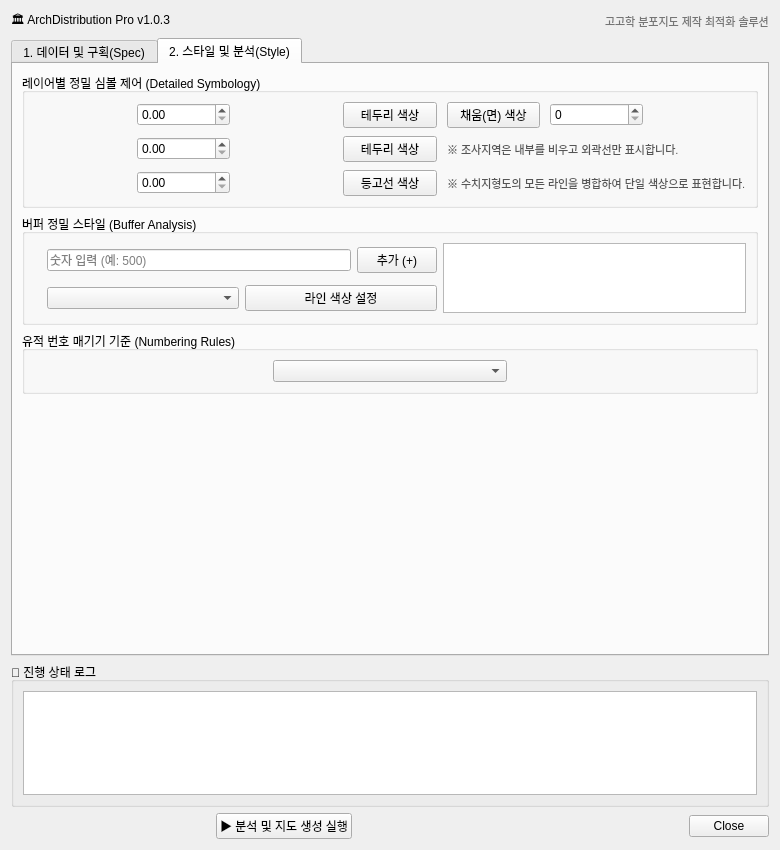
Qt form arch_distribution_dialog_base.ui (lzpxilfe/ArchDistribution) before a commit.
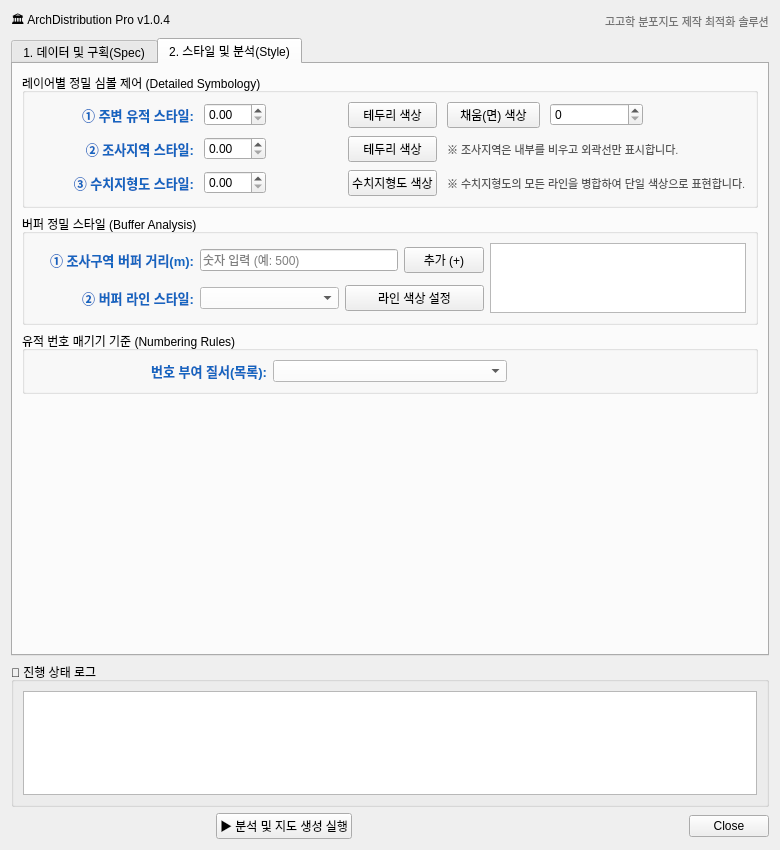
The same form after that commit. The open tabs and pages were chosen to show the change.

Commit message: UI Hotfix v1.0.4: Robust label visibility, inline CSS for contrast, corrected button text

Diff of the .ui file:
```diff
--- a/arch_distribution_dialog_base.ui
+++ b/arch_distribution_dialog_base.ui
@@ -11,21 +11,13 @@
    </rect>
   </property>
   <property name="windowTitle">
-   <string>ArchDistribution - 프리미엄 분포지도 엔진 (Pro v1.0.3)</string>
+   <string>ArchDistribution - 프리미엄 분포지도 엔진 (Pro v1.0.4)</string>
   </property>
   <styleSheet>
    <string notr="true">QDialog { background-color: #f5f5f5; }
 QGroupBox { font-size: 13px; font-weight: bold; border: 1px solid #c0c0c0; border-radius: 6px; margin-top: 20px; padding-top: 15px; background-color: #ffffff; }
 QGroupBox::title { subcontrol-origin: margin; left: 15px; padding: 0 5px; color: #333333; }
 QLabel { color: #333333; font-size: 11px; }
-/* FORCE LABEL VISIBILITY: Blue color, scalable font, explicit identification */
-QLabel#ld1, QLabel#ld2, QLabel#ld3, QLabel#ls1, QLabel#ls2, QLabel#ls3, QLabel#lb1, QLabel#lb2 { 
-    font-weight: bold; 
-    color: #1565c0; 
-    font-size: 13px; 
-    min-width: 160px; 
-    margin-right: 5px;
-}
 QLabel#lTitle { color: #2c3e50; font-size: 16px; font-weight: bold; }
 QPushButton#btnRun { 
   background-color: #2980b9; 
@@ -52,7 +44,7 @@
      <item>
       <widget class="QLabel" name="lTitle">
        <property name="text">
-        <string>🏛 ArchDistribution Pro v1.0.3</string>
+        <string>🏛 ArchDistribution Pro v1.0.4</string>
        </property>
       </widget>
      </item>
@@ -105,9 +97,21 @@
           </property>
           <item row="0" column="0">
            <widget class="QLabel" name="ld1">
+            <property name="minimumSize">
+             <size>
+              <width>160</width>
+              <height>0</height>
+             </size>
+            </property>
+            <property name="styleSheet">
+             <string notr="true">color: #1565c0; font-weight: bold; font-size: 13px;</string>
+            </property>
             <property name="text">
              <string>① 조사지역 선택 (기준):</string>
             </property>
+            <property name="alignment">
+             <set>Qt::AlignRight|Qt::AlignTrailing|Qt::AlignVCenter</set>
+            </property>
            </widget>
           </item>
           <item row="0" column="1">
@@ -124,9 +128,21 @@
           </item>
           <item row="1" column="0">
            <widget class="QLabel" name="ld2">
+            <property name="minimumSize">
+             <size>
+              <width>160</width>
+              <height>0</height>
+             </size>
+            </property>
+            <property name="styleSheet">
+             <string notr="true">color: #1565c0; font-weight: bold; font-size: 13px;</string>
+            </property>
             <property name="text">
              <string>② 수치지형도 (배경):</string>
             </property>
+            <property name="alignment">
+             <set>Qt::AlignRight|Qt::AlignTrailing|Qt::AlignVCenter</set>
+            </property>
            </widget>
           </item>
           <item row="1" column="1">
@@ -184,9 +200,21 @@
           </item>
           <item row="2" column="0">
            <widget class="QLabel" name="ld3">
+            <property name="minimumSize">
+             <size>
+              <width>160</width>
+              <height>0</height>
+             </size>
+            </property>
+            <property name="styleSheet">
+             <string notr="true">color: #1565c0; font-weight: bold; font-size: 13px;</string>
+            </property>
             <property name="text">
              <string>③ 주변 유적 (분석):</string>
             </property>
+            <property name="alignment">
+             <set>Qt::AlignRight|Qt::AlignTrailing|Qt::AlignVCenter</set>
+            </property>
            </widget>
           </item>
           <item row="2" column="1">
@@ -371,7 +399,21 @@
           </property>
           <item row="0" column="0">
            <widget class="QLabel" name="ls1">
-            <string>① 주변 유적 스타일:</string>
+            <property name="minimumSize">
+             <size>
+              <width>160</width>
+              <height>0</height>
+             </size>
+            </property>
+            <property name="styleSheet">
+             <string notr="true">color: #1565c0; font-weight: bold; font-size: 13px;</string>
+            </property>
+            <property name="text">
+             <string>① 주변 유적 스타일:</string>
+            </property>
+            <property name="alignment">
+             <set>Qt::AlignRight|Qt::AlignTrailing|Qt::AlignVCenter</set>
+            </property>
            </widget>
           </item>
           <item row="0" column="1">
@@ -414,7 +456,21 @@
           </item>
           <item row="1" column="0">
            <widget class="QLabel" name="ls2">
-            <string>② 조사지역 스타일:</string>
+            <property name="minimumSize">
+             <size>
+              <width>160</width>
+              <height>0</height>
+             </size>
+            </property>
+            <property name="styleSheet">
+             <string notr="true">color: #1565c0; font-weight: bold; font-size: 13px;</string>
+            </property>
+            <property name="text">
+             <string>② 조사지역 스타일:</string>
+            </property>
+            <property name="alignment">
+             <set>Qt::AlignRight|Qt::AlignTrailing|Qt::AlignVCenter</set>
+            </property>
            </widget>
           </item>
           <item row="1" column="1">
@@ -444,7 +500,21 @@
           </item>
           <item row="2" column="0">
            <widget class="QLabel" name="ls3">
-            <string>③ 수치지형도 스타일:</string>
+            <property name="minimumSize">
+             <size>
+              <width>160</width>
+              <height>0</height>
+             </size>
+            </property>
+            <property name="styleSheet">
+             <string notr="true">color: #1565c0; font-weight: bold; font-size: 13px;</string>
+            </property>
+            <property name="text">
+             <string>③ 수치지형도 스타일:</string>
+            </property>
+            <property name="alignment">
+             <set>Qt::AlignRight|Qt::AlignTrailing|Qt::AlignVCenter</set>
+            </property>
            </widget>
           </item>
           <item row="2" column="1">
@@ -458,7 +528,7 @@
           <item row="2" column="3">
            <widget class="QPushButton" name="btnTopoStrokeColor">
             <property name="text">
-             <string>등고선 색상</string>
+             <string>수치지형도 색상</string>
             </property>
            </widget>
           </item>
@@ -483,7 +553,21 @@
          <layout class="QGridLayout" name="gBuffer">
           <item row="0" column="0">
            <widget class="QLabel" name="lb1">
-            <string>① 조사구역 버퍼 거리(m):</string>
+            <property name="minimumSize">
+             <size>
+              <width>160</width>
+              <height>0</height>
+             </size>
+            </property>
+            <property name="styleSheet">
+             <string notr="true">color: #1565c0; font-weight: bold; font-size: 13px;</string>
+            </property>
+            <property name="text">
+             <string>① 조사구역 버퍼 거리(m):</string>
+            </property>
+            <property name="alignment">
+             <set>Qt::AlignRight|Qt::AlignTrailing|Qt::AlignVCenter</set>
+            </property>
            </widget>
           </item>
           <item row="0" column="1">
@@ -518,7 +602,21 @@
           </item>
           <item row="1" column="0">
            <widget class="QLabel" name="lb2">
-            <string>② 버퍼 라인 스타일:</string>
+            <property name="minimumSize">
+             <size>
+              <width>160</width>
+              <height>0</height>
+             </size>
+            </property>
+            <property name="styleSheet">
+             <string notr="true">color: #1565c0; font-weight: bold; font-size: 13px;</string>
+            </property>
+            <property name="text">
+             <string>② 버퍼 라인 스타일:</string>
+            </property>
+            <property name="alignment">
+             <set>Qt::AlignRight|Qt::AlignTrailing|Qt::AlignVCenter</set>
+            </property>
            </widget>
           </item>
           <item row="1" column="1" colspan="2">
@@ -528,6 +626,12 @@
             </property>
             <item>
              <widget class="QComboBox" name="comboBufferStyle">
+              <property name="styleSheet">
+               <string notr="true">color: black; background-color: white;</string>
+              </property>
+              <property name="currentIndex">
+               <number>0</number>
+              </property>
               <item>
                <string>실선 (Solid)</string>
               </item>
@@ -559,11 +663,31 @@
          <layout class="QGridLayout" name="gNum">
           <item row="0" column="0">
            <widget class="QLabel" name="ln1">
-            <string>번호 부여 질서(목록):</string>
+            <property name="minimumSize">
+             <size>
+              <width>160</width>
+              <height>0</height>
+             </size>
+            </property>
+            <property name="styleSheet">
+             <string notr="true">color: #1565c0; font-weight: bold; font-size: 13px;</string>
+            </property>
+            <property name="text">
+             <string>번호 부여 질서(목록):</string>
+            </property>
+            <property name="alignment">
+             <set>Qt::AlignRight|Qt::AlignTrailing|Qt::AlignVCenter</set>
+            </property>
            </widget>
           </item>
           <item row="0" column="1">
            <widget class="QComboBox" name="comboSortOrder">
+            <property name="styleSheet">
+             <string notr="true">color: black; background-color: white;</string>
+            </property>
+            <property name="currentIndex">
+             <number>0</number>
+            </property>
             <item>
              <string>가까운 순 (1번: 최단거리 유적)</string>
             </item>
```
The commit also changes 1 other file.
